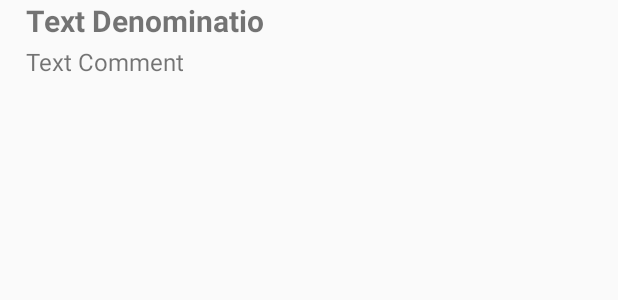
After one commit to AndriyDotsyak/Task-Manager, an Android app: the layout adapter_task.xml on its own in the app's theme, with its tools: preview values and no code run, on a phone screen of 412 x 824 dp. The commit adds this screen. Shown: the top 300 px of the screen. Run offline under Robolectric (Android 15) with nearby library versions, the phone set to English and light mode, and no system bars.

Commit message:
# Creat adapter task

```diff
--- a/Stage 1/TaskManager/app/src/main/java/manager/taskmanager/task/CreatingTask.java
+++ b/Stage 1/TaskManager/app/src/main/java/manager/taskmanager/task/CreatingTask.java
@@ -44,8 +44,7 @@ public class CreatingTask extends AppCompatActivity implements View.OnClickListe
                 Log.d("main", "Save");
                 break;
             case R.id.btn_Exit:
-                intent = new Intent("android.intent.action.MAIN");
-                startActivity(intent);
+                CreatingTask.this.finish();
                 break;
         }
     }
--- /dev/null
+++ b/Stage 1/TaskManager/app/src/main/res/layout/adapter_task.xml
@@ -0,0 +1,35 @@
+<?xml version="1.0" encoding="utf-8"?>
+<RelativeLayout
+    xmlns:android="http://schemas.android.com/apk/res/android"
+    xmlns:tools="http://schemas.android.com/tools"
+    android:layout_width="match_parent"
+    android:layout_height="match_parent">
+
+    <TextView
+        android:id="@+id/txt_Denomination"
+        android:layout_width="wrap_content"
+        android:layout_height="30dp"
+        android:layout_alignParentLeft="true"
+        android:layout_alignParentStart="true"
+        android:layout_alignParentTop="true"
+        android:layout_marginLeft="17dp"
+        android:layout_marginStart="17dp"
+        android:maxLength="35"
+        android:text="Text Denominatio"
+        android:textSize="20sp"
+        android:textStyle="bold"
+        tools:ignore="HardcodedText" />
+
+    <TextView
+        android:id="@+id/txt_Comment"
+        android:layout_width="wrap_content"
+        android:layout_height="22dp"
+        android:layout_alignLeft="@+id/txt_Denomination"
+        android:layout_alignStart="@+id/txt_Denomination"
+        android:layout_below="@+id/txt_Denomination"
+        android:maxLength="41"
+        android:text="Text Comment"
+        android:textSize="16sp"
+        tools:ignore="HardcodedText" />
+
+</RelativeLayout>
```
Also changed, not shown: Stage 1/TaskManager/app/src/main/java/manager/taskmanager/adapter/Adapter.java (added, +45 -0 lines), Stage 1/TaskManager/app/src/main/java/manager/taskmanager/task/MainActivity.java (+7 -1 lines).
